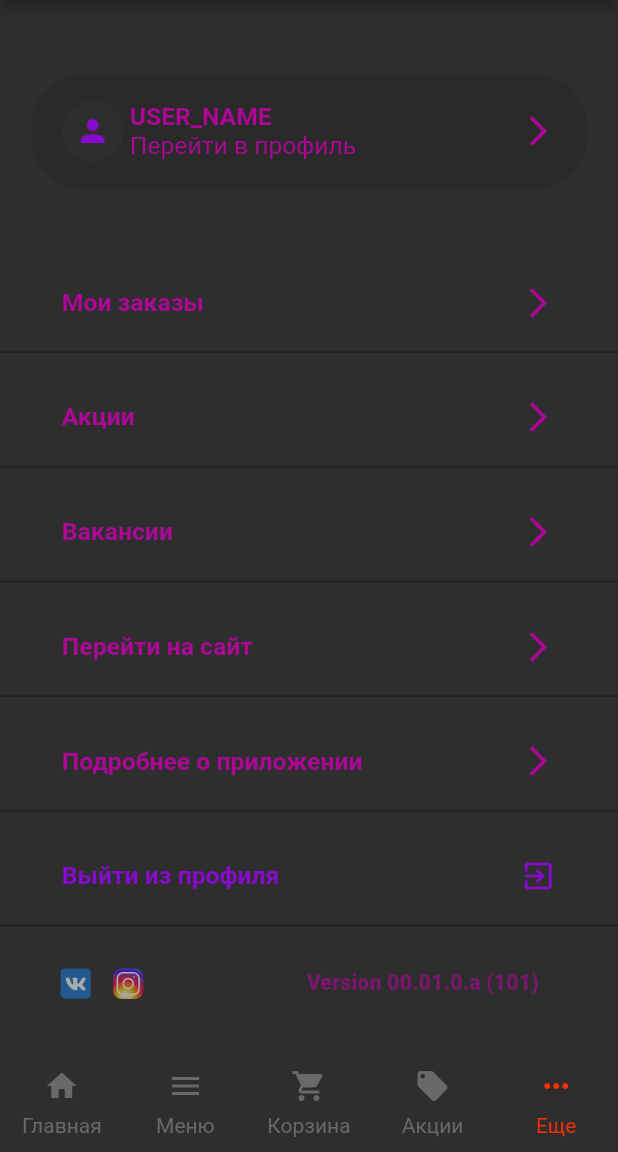
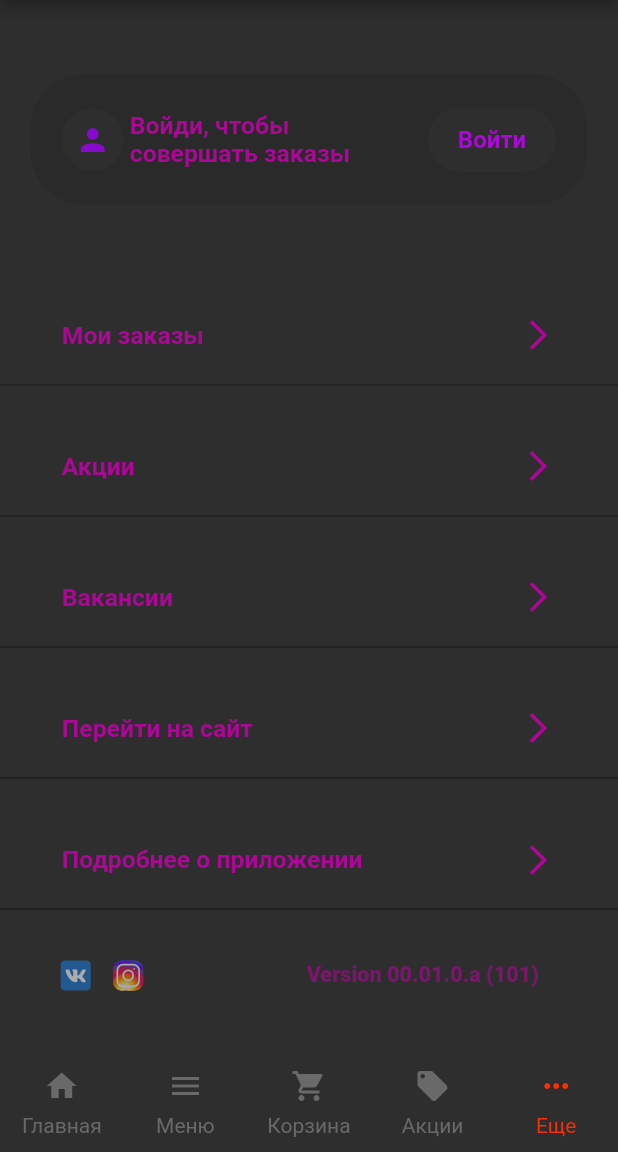
Before and after one commit to RskullW/food_in_flight, a Flutter app: the screen it shows after launch, item 5 of the bottom bar chosen, on a phone screen of 412 x 824 dp, the part 84-1236 px from its top. Run offline on Flutter 3.47's test engine with Material 2 defaults, Android fonts, the light colour scheme and no system bars; our stand-ins replace connectivity, flutter_svg; network calls fail.

Commit message:
feat: added check for login to the account, developed a system for saving authorization data and much more
added check for login to the account, developed a system for saving authorization data, added classes for authorization / registration of the user (in the process of completion)

```diff
--- a/foodinflight_mobile/lib/main.dart
+++ b/foodinflight_mobile/lib/main.dart
@@ -1,11 +1,15 @@
 import 'package:flutter/material.dart';
+import 'package:mobile/screens/authorization_screen.dart';
 import 'package:mobile/screens/cart_screen.dart';
 import 'package:mobile/screens/home_screen.dart';
 import 'package:mobile/screens/menu_screen.dart';
 import 'package:mobile/screens/more_screen.dart';
+import 'package:mobile/screens/user_screen.dart';
 import 'package:mobile/screens/category_products.dart';
 import 'package:mobile/screens/splash_screen.dart';
+import 'package:mobile/users/auth_provider.dart';
 import 'package:mobile/utils/internet_connectivity_checker.dart';
+import 'package:provider/provider.dart';
 
 void main() {
   runApp(MyApp());
@@ -14,7 +18,11 @@ void main() {
 class MyApp extends StatelessWidget {
   @override
   Widget build(BuildContext context) {
-    return MaterialApp(
+    return MultiProvider(
+      providers: [
+        ChangeNotifierProvider(create: (_) => AuthProvider()),
+      ],
+      child: MaterialApp(
         title: 'Food in Flight',
         theme: ThemeData(
           primarySwatch: Colors.purple,
@@ -32,7 +40,10 @@ class MyApp extends StatelessWidget {
           '/cart_screen': (context) => CartScreen(),
           '/menu_screen': (context) => MenuScreen(),
           '/category_products': (context) => CategoryProductsScreen(),
+          '/user_screen': (context) => UserScreen(),
+          '/authorization_screen': (context) => AuthorizationScreen(),
         },
+      ),
     );
   }
 }
--- a/foodinflight_mobile/lib/products/product_grid.dart
+++ b/foodinflight_mobile/lib/products/product_grid.dart
@@ -4,6 +4,7 @@ import 'package:flutter/material.dart';
 import 'package:mobile/components/colors.dart';
 import 'package:mobile/products/product_type.dart';
 import 'package:mobile/products/product.dart';
+import 'package:provider/provider.dart';
 
 class ProductGrid extends StatelessWidget {
   final List<Product> products;
--- a/foodinflight_mobile/lib/screens/more_screen.dart
+++ b/foodinflight_mobile/lib/screens/more_screen.dart
@@ -4,7 +4,8 @@ import 'package:flutter/material.dart';
 import 'package:mobile/components/bottom_bar.dart';
 import 'package:mobile/components/colors.dart';
 import 'package:mobile/components/custom_icons.dart';
-import 'package:flutter_svg/flutter_svg.dart';
+import 'package:provider/provider.dart';
+import 'package:mobile/users/auth_provider.dart';
 
 class MyMoreScreen extends StatefulWidget {
   @override
@@ -130,10 +131,12 @@ class _MyMoreScreenState extends State<MyMoreScreen> {
     ));
   }
 
-  Widget _buildConnectToProfileFrom() {
+  Widget _buildConnectToProfileFrom(bool isAuthenticated) {
     return Expanded(
       child: GestureDetector(
-        onTap: () => print("Click connect to profile'"),
+        onTap: () => isAuthenticated
+            ? Navigator.pushNamed(context, '/user_screen')
+            : null,
         child: Container(
           decoration: BoxDecoration(
             color: colorMoreScreenAppBar,
@@ -164,7 +167,7 @@ class _MyMoreScreenState extends State<MyMoreScreen> {
                         crossAxisAlignment: CrossAxisAlignment.start,
                         children: [
                           Text(
-                            "USER_NAME",
+                            isAuthenticated ? "USER_NAME" : "Войди, чтобы",
                             style: TextStyle(
                               color: colorAppBar,
                               fontSize:
@@ -173,19 +176,45 @@ class _MyMoreScreenState extends State<MyMoreScreen> {
                             ),
                           ),
                           Text(
-                            "Перейти в профиль",
+                            isAuthenticated
+                                ? "Перейти в профиль"
+                                : "совершать заказы",
                             style: TextStyle(
                               color: colorAppBar,
                               fontSize:
                                   MediaQuery.of(context).size.width * 0.04,
+                              fontWeight: isAuthenticated
+                                  ? FontWeight.normal
+                                  : FontWeight.bold,
                             ),
                           ),
                         ],
                       ),
                       Spacer(),
-                      Icon(
+                      isAuthenticated
+                          ? Icon(
                               Icons.arrow_forward_ios_sharp,
                               color: colorAppBar,
+                            )
+                          : GestureDetector(
+                              onTap: () => Navigator.pushNamed(
+                                  context, '/authorization_screen'),
+                              child: Container(
+                                padding: EdgeInsets.symmetric(
+                                    vertical: 12.0, horizontal: 20.0),
+                                decoration: BoxDecoration(
+                                  borderRadius: BorderRadius.circular(30.0),
+                                  color: colorBackgroundScreen,
+                                ),
+                                child: Text(
+                                  'Войти',
+                                  style: TextStyle(
+                                    fontSize: 16.0,
+                                    fontWeight: FontWeight.w600,
+                                    color: colorAppBar.withBlue(220),
+                                  ),
+                                ),
+                              ),
                             ),
                     ],
                   ),
@@ -199,11 +228,13 @@ class _MyMoreScreenState extends State<MyMoreScreen> {
   }
 
   Widget _buildBody() {
+    bool isAuthenticated = Provider.of<AuthProvider>(context).isAuthenticated;
+
     return Column(
       mainAxisAlignment: MainAxisAlignment.spaceEvenly,
       children: [
         SizedBox(height: MediaQuery.of(context).size.height * 0.06),
-        _buildConnectToProfileFrom(),
+        _buildConnectToProfileFrom(isAuthenticated),
         SizedBox(height: MediaQuery.of(context).size.height * 0.04),
         _buildButtonMore("Мои заказы", colorMoreScreenAppBar, colorBlack,
             colorAppBar, null, Icons.arrow_forward_ios_sharp, colorAppBar),
@@ -222,14 +253,16 @@ class _MyMoreScreenState extends State<MyMoreScreen> {
           Icons.arrow_forward_ios_sharp,
           colorAppBar,
         ),
-        _buildButtonMore(
+        isAuthenticated
+            ? _buildButtonMore(
                 "Выйти из профиля",
                 colorMoreScreenAppBar,
                 colorBlack,
                 colorBottomPanelProduct,
                 null,
                 Icons.exit_to_app,
-            colorBottomPanelProduct),
+                colorBottomPanelProduct)
+            : Container(),
         _buildUnderPanelMoreScreen(),
       ],
     );
--- /dev/null
+++ b/foodinflight_mobile/lib/users/auth_provider.dart
@@ -0,0 +1,21 @@
+import 'package:flutter/material.dart';
+
+class AuthProvider with ChangeNotifier {
+  bool _isAuthenticated = false;
+
+  bool get isAuthenticated => _isAuthenticated;
+
+  void setAuthenticated(bool value) {
+    _isAuthenticated = value;
+    notifyListeners();
+  }
+}
+
+/*
+
+  Сохранить информацию об авторизации пользователя
+  Provider.of<AuthProvider>(context, listen: false).setAuthenticated(true);
+
+  Получить инфомацию: авторизован пользователь или нет
+  bool isAuthenticated = Provider.of<AuthProvider>(context).isAuthenticated;
+*/
--- a/foodinflight_mobile/pubspec.yaml
+++ b/foodinflight_mobile/pubspec.yaml
@@ -33,6 +33,7 @@ dependencies:
   connectivity: ^3.0.6
   flutter_svg: ^0.22.0
   http: ^0.13.3
+  provider: ^6.0.0
 
   # The following adds the Cupertino Icons font to your application.
   # Use with the CupertinoIcons class for iOS style icons.
```
Also changed, not shown: foodinflight_mobile/lib/screens/authorization_screen.dart (added, +58 -0 lines), foodinflight_mobile/lib/screens/user_screen.dart (added, +15 -0 lines), foodinflight_mobile/lib/users/user.dart (added, +18 -0 lines), foodinflight_mobile/pubspec.lock. Lines whose indentation alone changed are shown as unchanged.
